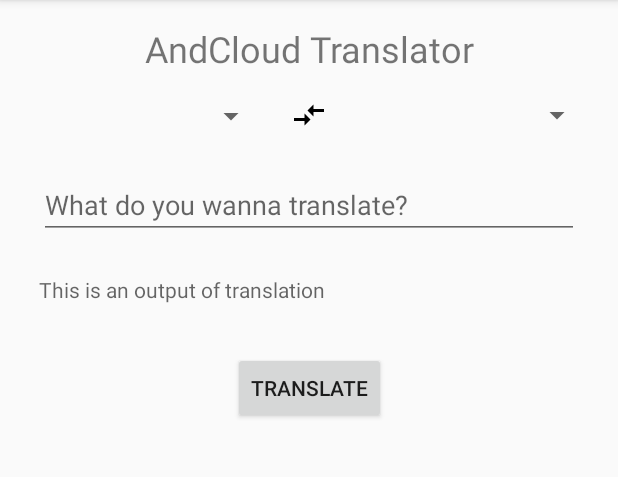
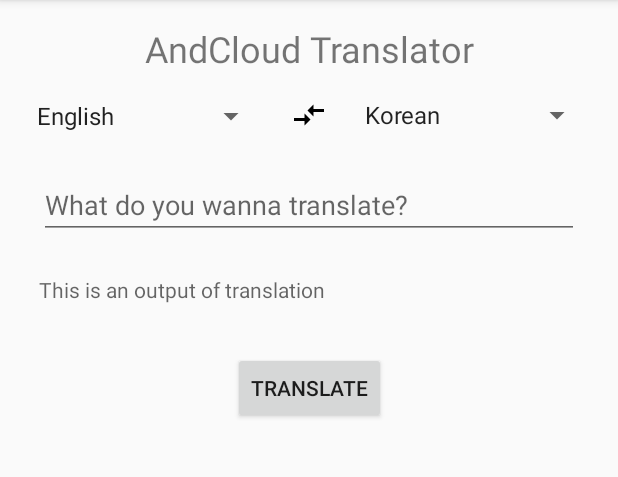
Before and after one commit to JeongsangBaek/andcloud_text_translater, an Android app: the TranslateFragment screen opened through its navigation route, on a phone screen of 412 x 824 dp, the part 84-561 px from its top. Run offline under Robolectric (Android 15) with nearby library versions, the phone set to English and light mode, and no system bars; our stand-ins replace data binding; Roboto replaces fonts that are not available here.

Commit message:
Implement to/fromLanguageSpinner and change tranklate input to text

```diff
--- a/app/src/main/java/com/everysoft/everytexttranslator/fragment/translate/TranslateFragment.kt
+++ b/app/src/main/java/com/everysoft/everytexttranslator/fragment/translate/TranslateFragment.kt
@@ -5,6 +5,7 @@ import androidx.fragment.app.Fragment
 import android.view.LayoutInflater
 import android.view.View
 import android.view.ViewGroup
+import android.widget.ArrayAdapter
 import androidx.databinding.DataBindingUtil
 import androidx.lifecycle.Observer
 import androidx.lifecycle.ViewModelProvider
@@ -38,6 +39,23 @@ class TranslateFragment : Fragment() {
             viewModel.doTranslate(inputText)
         }
 
+        //TODO: Create dropdown list from API
+        ArrayAdapter.createFromResource(
+            this.requireContext(),
+            R.array.translate_language_array,
+            android.R.layout.simple_spinner_item
+        ).also { adapter ->
+            adapter.setDropDownViewResource(android.R.layout.simple_spinner_dropdown_item)
+            binding.fromLanguageSpinner.adapter = adapter
+            binding.toLanguageSpinner.adapter = adapter
+
+            //TODO. set selection based on saved state
+            val fromPos = adapter.getPosition("English")
+            binding.fromLanguageSpinner.setSelection(fromPos);
+            val toPos = adapter.getPosition("Korean")
+            binding.toLanguageSpinner.setSelection(toPos)
+        }
+
         //Getting viewModel
         viewModel = ViewModelProvider(this).get(TranslateViewModel::class.java)
         //Setting observer
--- a/app/src/main/res/layout/translate_fragment.xml
+++ b/app/src/main/res/layout/translate_fragment.xml
@@ -69,12 +69,13 @@
             android:ems="10"
             android:gravity="start|top"
             android:hint="@string/translate_input_hint"
-            android:inputType="textMultiLine"
+            android:inputType="text"
+            android:importantForAutofill="no"
+            android:imeOptions="actionDone"
             app:layout_constraintBottom_toTopOf="@+id/translate_output_text"
             app:layout_constraintEnd_toEndOf="parent"
             app:layout_constraintStart_toStartOf="parent"
-            app:layout_constraintTop_toBottomOf="@+id/from_language_spinner"
-            android:importantForAutofill="no" />
+            app:layout_constraintTop_toBottomOf="@+id/from_language_spinner" />
 
         <TextView
             android:id="@+id/translate_output_text"
--- a/app/src/main/res/values/strings.xml
+++ b/app/src/main/res/values/strings.xml
@@ -9,4 +9,8 @@
     <string name="translate_input_hint">What do you wanna translate?</string>
     <string name="change_the_language">Change the language</string>
     <string name="output_text_of_translation">This is an output of translation</string>
+    <string-array name="translate_language_array">
+        <item>English</item>
+        <item>Korean</item>
+    </string-array>
 </resources>
```
